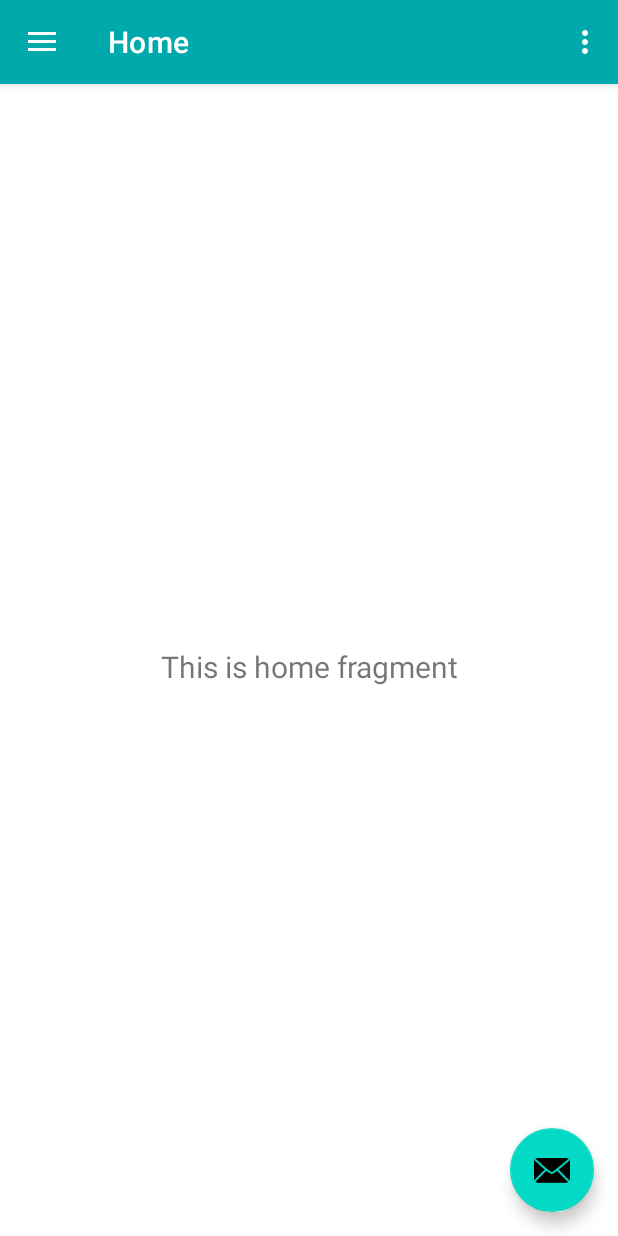
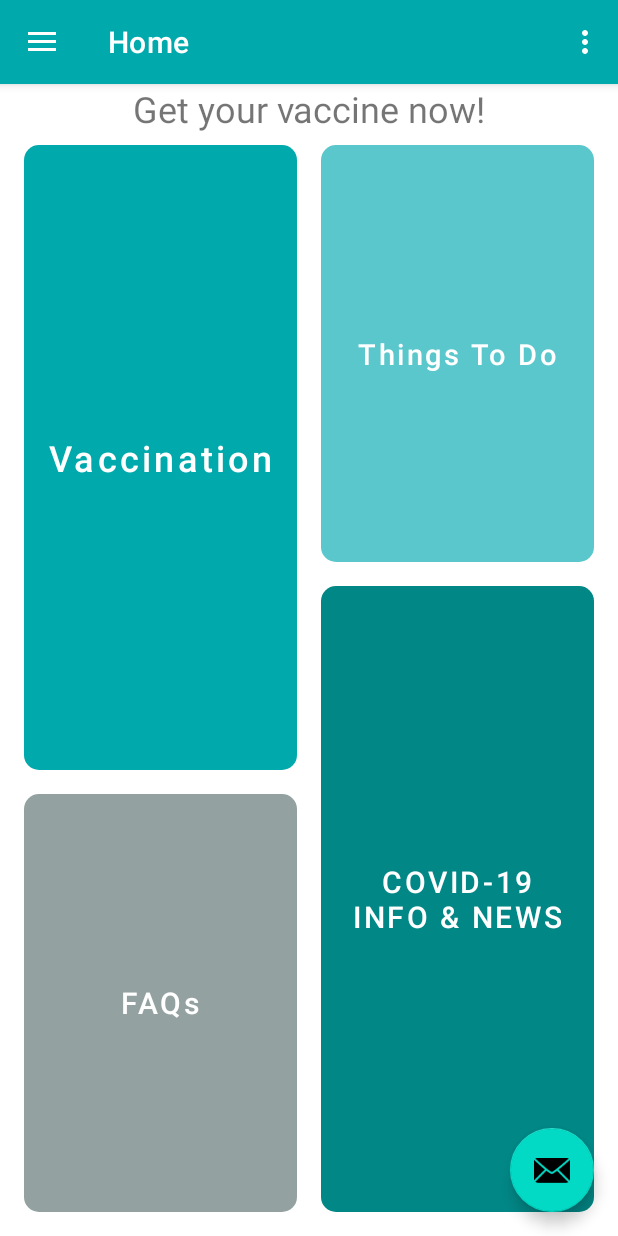
Before and after one commit to peiting00/AndroidStudio-Vaccination-Application, an Android app: the MainActivity screen opened directly, with no data from a screen before it, on a phone screen of 412 x 824 dp. Run offline under Robolectric (Android 15) with nearby library versions, the phone set to English and light mode, and no system bars; our stand-ins replace navigation-ui.

Commit message:
BoWei 24/06 1228pm

```diff
--- a/app/src/main/AndroidManifest.xml
+++ b/app/src/main/AndroidManifest.xml
@@ -8,11 +8,12 @@
         android:label="@string/app_name"
         android:supportsRtl="true"
         android:theme="@style/Theme.Group14_VaccinationApp">
+        <activity android:name=".VaccinationMenu"></activity>
         <activity
             android:name=".MainActivity"
             android:label="@string/title_activity_main"
-            android:theme="@style/Theme.Group14_VaccinationApp.NoActionBar"></activity>
-        <activity android:name=".CovidWebsite"></activity>
+            android:theme="@style/Theme.Group14_VaccinationApp.NoActionBar" />
+        <activity android:name=".CovidWebsite" />
         <activity android:name=".SplashScreen">
             <intent-filter>
                 <action android:name="android.intent.action.MAIN" />
--- a/app/src/main/java/com/example/group14_vaccinationapp/MainActivity.java
+++ b/app/src/main/java/com/example/group14_vaccinationapp/MainActivity.java
@@ -3,6 +3,7 @@ package com.example.group14_vaccinationapp;
 import android.os.Bundle;
 import android.view.View;
 import android.view.Menu;
+import android.widget.Button;
 
 import com.google.android.material.snackbar.Snackbar;
 import com.google.android.material.navigation.NavigationView;
--- /dev/null
+++ b/app/src/main/java/com/example/group14_vaccinationapp/VaccinationMenu.java
@@ -0,0 +1,14 @@
+package com.example.group14_vaccinationapp;
+
+import androidx.appcompat.app.AppCompatActivity;
+
+import android.os.Bundle;
+
+public class VaccinationMenu extends AppCompatActivity {
+
+    @Override
+    protected void onCreate(Bundle savedInstanceState) {
+        super.onCreate(savedInstanceState);
+        setContentView(R.layout.activity_vaccination_menu);
+    }
+}
--- a/app/src/main/java/com/example/group14_vaccinationapp/ui/home/HomeFragment.java
+++ b/app/src/main/java/com/example/group14_vaccinationapp/ui/home/HomeFragment.java
@@ -32,7 +32,7 @@ public class HomeFragment extends Fragment {
         homeViewModel.getText().observe(getViewLifecycleOwner(), new Observer<String>() {
             @Override
             public void onChanged(@Nullable String s) {
-                textView.setText(s);
+                textView.setText("");
             }
         });
         return root;
--- /dev/null
+++ b/app/src/main/res/drawable/rounded_corners.xml
@@ -0,0 +1,4 @@
+<?xml version="1.0" encoding="utf-8"?>
+<shape xmlns:android="http://schemas.android.com/apk/res/android">
+    <corners android:radius="10dp" />
+</shape>
--- /dev/null
+++ b/app/src/main/res/layout/activity_vaccination_menu.xml
@@ -0,0 +1,9 @@
+<?xml version="1.0" encoding="utf-8"?>
+<androidx.constraintlayout.widget.ConstraintLayout xmlns:android="http://schemas.android.com/apk/res/android"
+    xmlns:app="http://schemas.android.com/apk/res-auto"
+    xmlns:tools="http://schemas.android.com/tools"
+    android:layout_width="match_parent"
+    android:layout_height="match_parent"
+    tools:context=".VaccinationMenu">
+
+</androidx.constraintlayout.widget.ConstraintLayout>
--- a/app/src/main/res/layout/content_main.xml
+++ b/app/src/main/res/layout/content_main.xml
@@ -13,8 +13,100 @@
         android:layout_width="match_parent"
         android:layout_height="match_parent"
         app:defaultNavHost="true"
+        app:layout_constraintHorizontal_bias="0.0"
         app:layout_constraintLeft_toLeftOf="parent"
         app:layout_constraintRight_toRightOf="parent"
         app:layout_constraintTop_toTopOf="parent"
         app:navGraph="@navigation/mobile_navigation" />
+
+    <TextView
+        android:id="@+id/txtSlogan"
+        android:layout_width="0dp"
+        android:layout_height="wrap_content"
+
+        android:gravity="center"
+        android:text="@string/get_your_vaccine_now"
+        android:textSize="24sp"
+        app:layout_constraintEnd_toEndOf="parent"
+        app:layout_constraintStart_toStartOf="parent"
+        app:layout_constraintTop_toTopOf="parent" />
+
+    <LinearLayout
+        android:id="@+id/linearParent"
+        android:layout_width="0dp"
+        android:layout_height="0dp"
+        android:layout_marginStart="8dp"
+        android:layout_marginLeft="8dp"
+        android:layout_marginEnd="8dp"
+        android:layout_marginRight="8dp"
+        android:layout_marginBottom="8dp"
+        android:orientation="horizontal"
+        android:useDefaultMargins="true"
+        app:layout_constraintBottom_toBottomOf="parent"
+        app:layout_constraintEnd_toEndOf="parent"
+        app:layout_constraintStart_toStartOf="parent"
+        app:layout_constraintTop_toBottomOf="@+id/txtSlogan">
+
+        <LinearLayout
+            android:layout_width="0dp"
+            android:layout_height="match_parent"
+            android:layout_weight=".50"
+            android:orientation="vertical">
+
+            <Button
+                android:id="@+id/btnVaccination"
+                android:layout_width="match_parent"
+                android:layout_height="0dp"
+                android:layout_margin="8dp"
+                android:layout_weight=".60"
+                android:background="@drawable/rounded_corners"
+                android:inputType="textCapSentences"
+                android:shadowColor="@color/ic_launcher_vaccine_background"
+                android:text="@string/vaccination"
+                android:textSize="24sp" />
+
+            <Button
+                android:id="@+id/btnFaq"
+                android:layout_width="match_parent"
+                android:layout_height="0dp"
+                android:layout_margin="8dp"
+                android:layout_weight=".40"
+                android:background="@drawable/rounded_corners"
+                android:inputType="textCapSentences"
+                android:text="@string/faqs"
+                android:textSize="20sp"
+                app:backgroundTint="#94A1A1" />
+        </LinearLayout>
+
+        <LinearLayout
+            android:layout_width="0dp"
+            android:layout_height="match_parent"
+            android:layout_weight=".50"
+            android:orientation="vertical">
+
+            <Button
+                android:id="@+id/btnThingsToDo"
+                android:layout_width="match_parent"
+                android:layout_height="0dp"
+                android:layout_margin="8dp"
+                android:layout_weight=".40"
+                android:background="@drawable/rounded_corners"
+                android:inputType="textCapSentences"
+                android:text="@string/things_to_do"
+                android:textSize="19sp"
+                app:backgroundTint="#A600A9B0" />
+
+            <Button
+                android:id="@+id/btnCovidNewsInfo"
+                android:layout_width="match_parent"
+                android:layout_height="0dp"
+                android:layout_margin="8dp"
+                android:layout_weight=".60"
+                android:background="@drawable/rounded_corners"
+                android:text="@string/covid_19_info_amp_news"
+                android:textSize="20sp"
+                app:backgroundTint="@color/teal_700" />
+        </LinearLayout>
+    </LinearLayout>
+
 </androidx.constraintlayout.widget.ConstraintLayout>
--- a/app/src/main/res/values/strings.xml
+++ b/app/src/main/res/values/strings.xml
@@ -15,4 +15,9 @@
     <string name="menu_home">Home</string>
     <string name="menu_gallery">Gallery</string>
     <string name="menu_slideshow">Slideshow</string>
+    <string name="get_your_vaccine_now">Get your vaccine now!</string>
+    <string name="vaccination">Vaccination</string>
+    <string name="faqs">FAQs</string>
+    <string name="things_to_do">Things To Do</string>
+    <string name="covid_19_info_amp_news"><![CDATA[COVID-19 Info & News]]></string>
 </resources>
```
